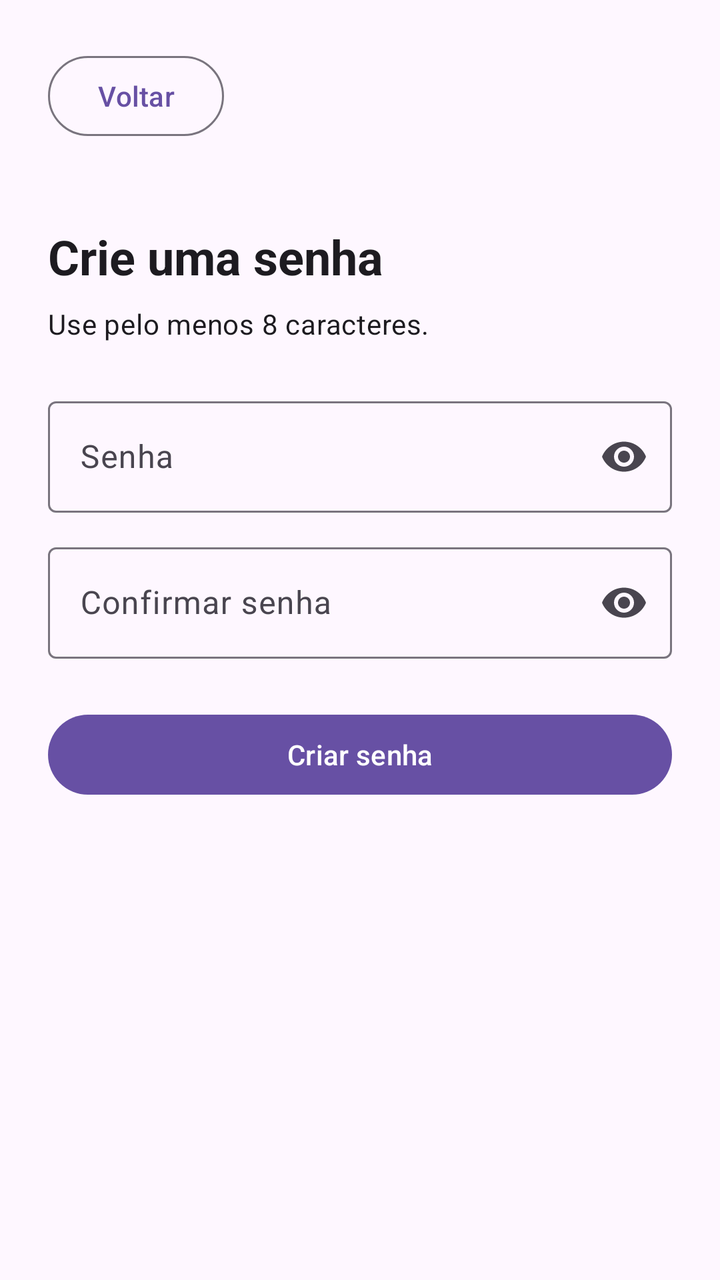
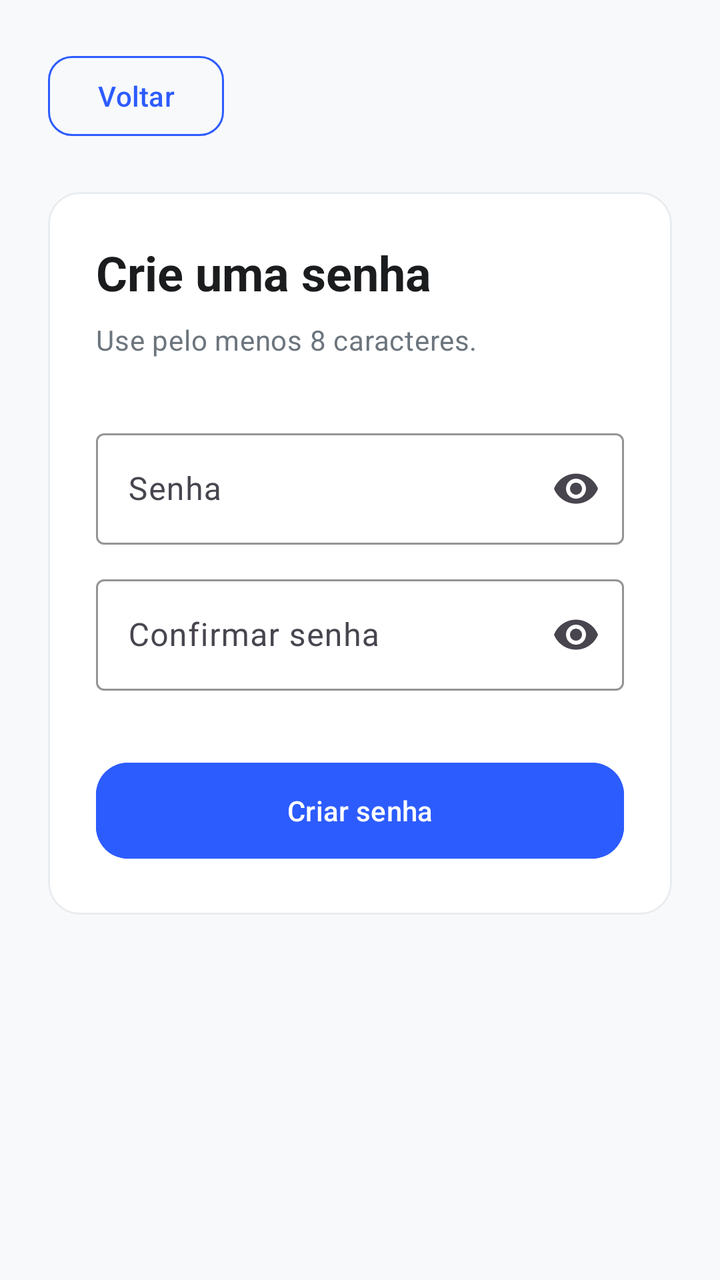

Compare the two renders of this Android layout. The source of the first and the diff that turns it into the second are given below.
<!-- AndroidManifest.xml: application theme Theme.TCC -->
<!-- res/layout/criar_senha.xml -->
<?xml version="1.0" encoding="utf-8"?>
<ScrollView xmlns:android="http://schemas.android.com/apk/res/android"
    xmlns:app="http://schemas.android.com/apk/res-auto"
    android:layout_width="match_parent"
    android:layout_height="match_parent"
    android:fillViewport="true">

    <LinearLayout
        android:layout_width="match_parent"
        android:layout_height="wrap_content"
        android:orientation="vertical"
        android:padding="24dp">

        <Button
            android:id="@+id/btnVoltar"
            style="?attr/materialButtonOutlinedStyle"
            android:layout_width="wrap_content"
            android:layout_height="wrap_content"
            android:text="@string/voltar"
            android:textAllCaps="false" />

        <TextView
            android:id="@+id/txtCrieUmaSenha"
            android:layout_width="match_parent"
            android:layout_height="wrap_content"
            android:layout_marginTop="40dp"
            android:text="@string/crie_uma_senha"
            android:textAppearance="?attr/textAppearanceHeadlineSmall"
            android:textStyle="bold" />

        <TextView
            android:layout_width="match_parent"
            android:layout_height="wrap_content"
            android:layout_marginTop="8dp"
            android:text="@string/senha_requisitos"
            android:textAppearance="?attr/textAppearanceBodyMedium" />

        <com.google.android.material.textfield.TextInputLayout
            android:layout_width="match_parent"
            android:layout_height="wrap_content"
            android:layout_marginTop="24dp"
            android:hint="@string/senha"
            app:endIconMode="password_toggle">

            <com.google.android.material.textfield.TextInputEditText
                android:id="@+id/etSenha"
                android:layout_width="match_parent"
                android:layout_height="wrap_content"
                android:inputType="textPassword"
                android:maxLines="1" />
        </com.google.android.material.textfield.TextInputLayout>

        <com.google.android.material.textfield.TextInputLayout
            android:layout_width="match_parent"
            android:layout_height="wrap_content"
            android:layout_marginTop="12dp"
            android:hint="@string/confirmar_senha"
            app:endIconMode="password_toggle">

            <com.google.android.material.textfield.TextInputEditText
                android:id="@+id/etConfirmarSenha"
                android:layout_width="match_parent"
                android:layout_height="wrap_content"
                android:inputType="textPassword"
                android:maxLines="1" />
        </com.google.android.material.textfield.TextInputLayout>

        <Button
            android:id="@+id/btnCriarSenha"
            android:layout_width="match_parent"
            android:layout_height="wrap_content"
            android:layout_marginTop="24dp"
            android:text="@string/criar_senha"
            android:textAllCaps="false" />

    </LinearLayout>
</ScrollView>
<!-- resources referenced by this layout -->
<resources>
  <string name="confirmar_senha">Confirmar senha</string>
  <string name="criar_senha">Criar senha</string>
  <string name="crie_uma_senha">Crie uma senha</string>
  <string name="senha">Senha</string>
  <string name="senha_requisitos">Use pelo menos 8 caracteres.</string>
  <string name="voltar">Voltar</string>
  <style name="Theme.TCC" parent="Base.Theme.TCC" />
  <style name="Base.Theme.TCC" parent="Theme.Material3.DayNight.NoActionBar">
          
          
      </style>
</resources>

<!-- the commit's change to res/layout/criar_senha.xml (unified diff, before → after) -->
@@ -3,6 +3,7 @@
     xmlns:app="http://schemas.android.com/apk/res-auto"
     android:layout_width="match_parent"
     android:layout_height="match_parent"
+    android:background="@color/background_light"
     android:fillViewport="true">
 
     <LinearLayout
@@ -17,61 +18,95 @@
             android:layout_width="wrap_content"
             android:layout_height="wrap_content"
             android:text="@string/voltar"
-            android:textAllCaps="false" />
+            android:textAllCaps="false"
+            android:textColor="@color/primary_blue"
+            app:cornerRadius="12dp"
+            app:strokeColor="@color/primary_blue" />
 
-        <TextView
-            android:id="@+id/txtCrieUmaSenha"
-            android:layout_width="match_parent"
-            android:layout_height="wrap_content"
-            android:layout_marginTop="40dp"
-            android:text="@string/crie_uma_senha"
-            android:textAppearance="?attr/textAppearanceHeadlineSmall"
-            android:textStyle="bold" />
-
-        <TextView
-            android:layout_width="match_parent"
-            android:layout_height="wrap_content"
-            android:layout_marginTop="8dp"
-            android:text="@string/senha_requisitos"
-            android:textAppearance="?attr/textAppearanceBodyMedium" />
-
-        <com.google.android.material.textfield.TextInputLayout
+        <com.google.android.material.card.MaterialCardView
             android:layout_width="match_parent"
             android:layout_height="wrap_content"
             android:layout_marginTop="24dp"
-            android:hint="@string/senha"
-            app:endIconMode="password_toggle">
+            app:cardBackgroundColor="@color/white"
+            app:cardCornerRadius="16dp"
+            app:cardElevation="0dp"
+            app:strokeColor="@color/border_color"
+            app:strokeWidth="1dp">
 
-            <com.google.android.material.textfield.TextInputEditText
-                android:id="@+id/etSenha"
+            <LinearLayout
                 android:layout_width="match_parent"
                 android:layout_height="wrap_content"
-                android:inputType="textPassword"
-                android:maxLines="1" />
-        </com.google.android.material.textfield.TextInputLayout>
+                android:orientation="vertical"
+                android:padding="24dp">
 
-        <com.google.android.material.textfield.TextInputLayout
-            android:layout_width="match_parent"
-            android:layout_height="wrap_content"
-            android:layout_marginTop="12dp"
-            android:hint="@string/confirmar_senha"
-            app:endIconMode="password_toggle">
+                <TextView
+                    android:id="@+id/txtCrieUmaSenha"
+                    android:layout_width="match_parent"
+                    android:layout_height="wrap_content"
+                    android:text="@string/crie_uma_senha"
+                    android:textAppearance="?attr/textAppearanceHeadlineSmall"
+                    android:textColor="@color/text_primary"
+                    android:textStyle="bold" />
 
-            <com.google.android.material.textfield.TextInputEditText
-                android:id="@+id/etConfirmarSenha"
-                android:layout_width="match_parent"
-                android:layout_height="wrap_content"
-                android:inputType="textPassword"
-                android:maxLines="1" />
-        </com.google.android.material.textfield.TextInputLayout>
+                <TextView
+                    android:layout_width="match_parent"
+                    android:layout_height="wrap_content"
+                    android:layout_marginTop="8dp"
+                    android:text="@string/senha_requisitos"
+                    android:textAppearance="?attr/textAppearanceBodyMedium"
+                    android:textColor="@color/text_secondary" />
 
-        <Button
-            android:id="@+id/btnCriarSenha"
-            android:layout_width="match_parent"
-            android:layout_height="wrap_content"
-            android:layout_marginTop="24dp"
-            android:text="@string/criar_senha"
-            android:textAllCaps="false" />
+                <com.google.android.material.textfield.TextInputLayout
+                    style="@style/Widget.Material3.TextInputLayout.OutlinedBox"
+                    android:layout_width="match_parent"
+                    android:layout_height="wrap_content"
+                    android:layout_marginTop="32dp"
+                    android:hint="@string/senha"
+                    app:boxStrokeColor="@color/primary_blue"
+                    app:endIconMode="password_toggle"
+                    app:hintTextColor="@color/primary_blue">
+
+                    <com.google.android.material.textfield.TextInputEditText
+                        android:id="@+id/etSenha"
+                        android:layout_width="match_parent"
+                        android:layout_height="wrap_content"
+                        android:inputType="textPassword"
+                        android:maxLines="1"
+                        android:textColor="@color/text_primary" />
+                </com.google.android.material.textfield.TextInputLayout>
+
+                <com.google.android.material.textfield.TextInputLayout
+                    style="@style/Widget.Material3.TextInputLayout.OutlinedBox"
+                    android:layout_width="match_parent"
+                    android:layout_height="wrap_content"
+                    android:layout_marginTop="12dp"
+                    android:hint="@string/confirmar_senha"
+                    app:boxStrokeColor="@color/primary_blue"
+                    app:endIconMode="password_toggle"
+                    app:hintTextColor="@color/primary_blue">
+
+                    <com.google.android.material.textfield.TextInputEditText
+                        android:id="@+id/etConfirmarSenha"
+                        android:layout_width="match_parent"
+                        android:layout_height="wrap_content"
+                        android:inputType="textPassword"
+                        android:maxLines="1"
+                        android:textColor="@color/text_primary" />
+                </com.google.android.material.textfield.TextInputLayout>
+
+                <Button
+                    android:id="@+id/btnCriarSenha"
+                    android:layout_width="match_parent"
+                    android:layout_height="56dp"
+                    android:layout_marginTop="32dp"
+                    android:backgroundTint="@color/primary_blue"
+                    android:text="@string/criar_senha"
+                    android:textAllCaps="false"
+                    android:textColor="@color/white"
+                    app:cornerRadius="16dp" />
+
+            </LinearLayout>
+        </com.google.android.material.card.MaterialCardView>
 
     </LinearLayout>
 </ScrollView>
<!-- resource entries referenced after the edit -->
@@ -1,5 +1,11 @@
 <!-- resources referenced by this layout -->
 <resources>
+  <color name="background_light">#F8F9FB</color>
+  <color name="border_color">#E9ECEF</color>
+  <color name="primary_blue">#2D5CFE</color>
+  <color name="text_primary">#1A1C1E</color>
+  <color name="text_secondary">#6C757D</color>
+  <color name="white">#FFFFFFFF</color>
   <string name="confirmar_senha">Confirmar senha</string>
   <string name="criar_senha">Criar senha</string>
   <string name="crie_uma_senha">Crie uma senha</string>
@@ -7,9 +13,18 @@
   <string name="senha_requisitos">Use pelo menos 8 caracteres.</string>
   <string name="voltar">Voltar</string>
   <style name="Theme.TCC" parent="Base.Theme.TCC" />
-  <style name="Base.Theme.TCC" parent="Theme.Material3.DayNight.NoActionBar">
+  <style name="Base.Theme.TCC" parent="Theme.Material3.Light.NoActionBar">
           
+          <item name="colorPrimary">@color/primary_blue</item>
+          <item name="colorOnPrimary">@color/white</item>
+          <item name="colorSecondary">@color/accent_green</item>
+          <item name="colorOnSecondary">@color/white</item>
+          <item name="android:windowBackground">@color/background_light</item>
+  
           
+          <item name="android:textColorPrimary">@color/text_primary</item>
+          <item name="android:textColorSecondary">@color/text_secondary</item>
       </style>
+  <color name="accent_green">#10B981</color>
 </resources>
 
